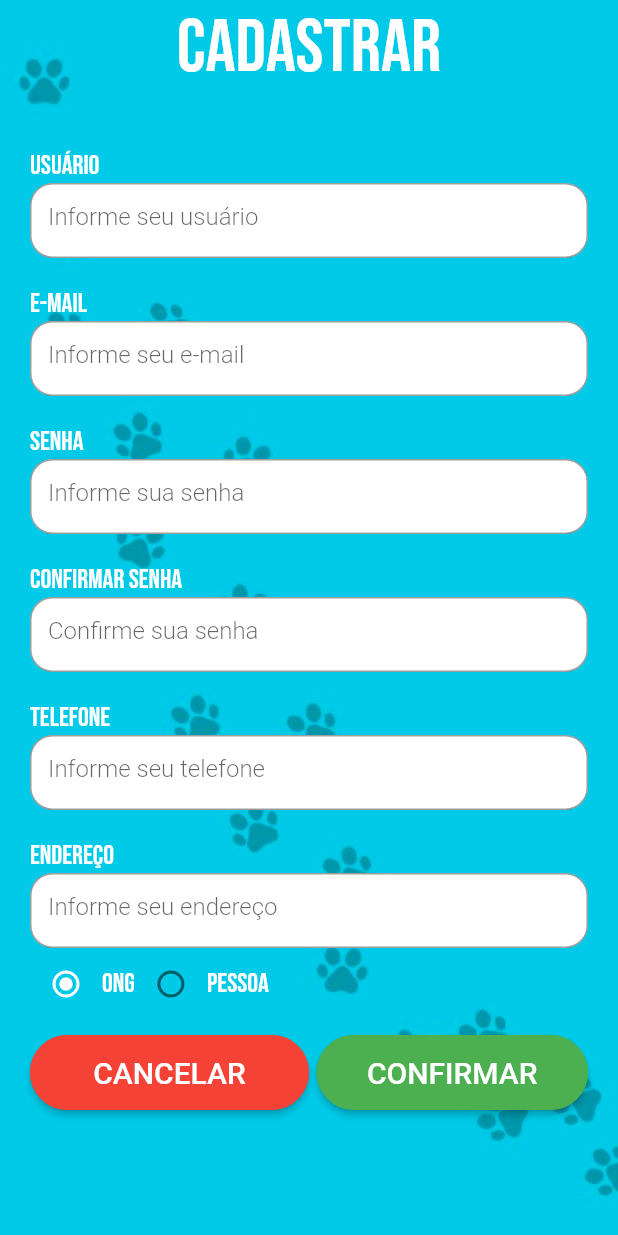
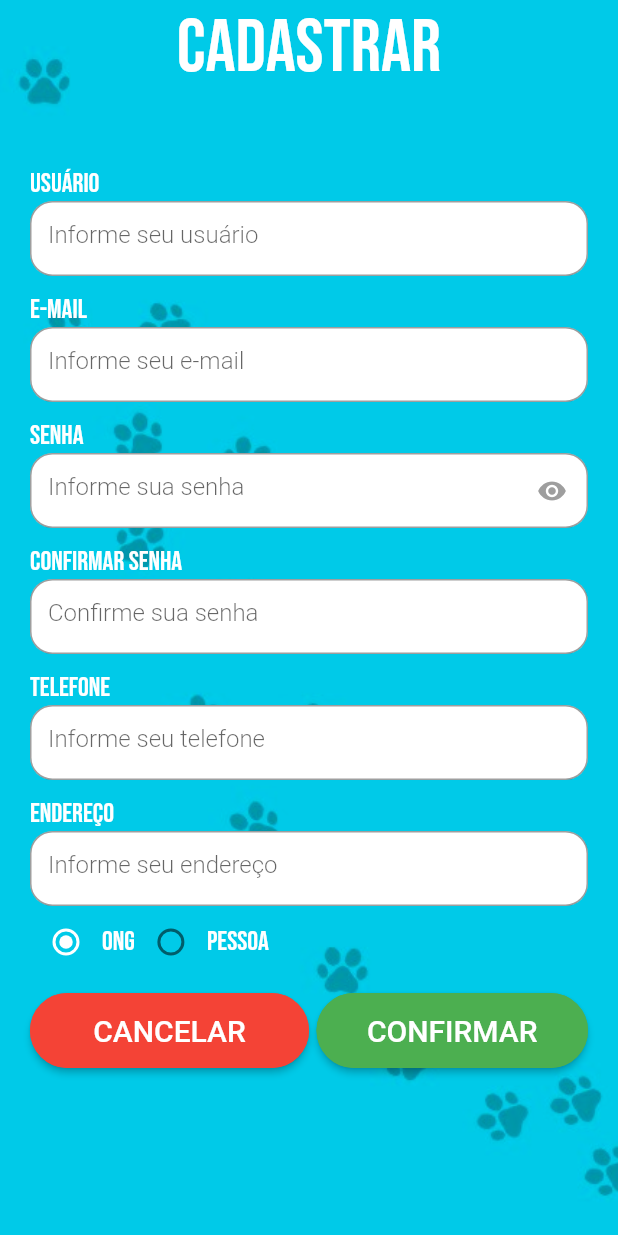
Before and after one commit to josedutra13/TCC, a Flutter app: the RegisterPage screen opened by its route, on a phone screen of 412 x 824 dp. Run offline on Flutter 3.47's test engine with Material 2 defaults, Android fonts, the phone set to English and light mode, and no system bars; our stand-ins replace get, google_fonts, google_maps_flutter; missing offline and left inert: dart:ffi.

Commit message:
Inicio criação maps

```diff
--- /dev/null
+++ b/lib/app/data/models/user_model.dart
@@ -0,0 +1,19 @@
+class User {
+  int? id;
+  String name = '';
+
+  User({
+    this.id,
+  });
+
+  User.fromJson(Map<String, dynamic> json) {
+    this.id = id ?? this.id;
+    this.name = name;
+  }
+
+  Map<String, dynamic> toJson() {
+    return {
+      'name': this.name,
+    };
+  }
+}
--- /dev/null
+++ b/lib/app/data/providers/api.dart
@@ -0,0 +1,28 @@
+import 'dart:convert';
+
+import 'package:auresgate/app/data/models/user_model.dart';
+import 'package:get/get_connect/connect.dart';
+
+const baseUrl = 'http://gerador-nomes.herokuapp.com/nomes/10';
+
+class Api extends GetConnect {
+
+
+
+// Get request
+Future<Response> getUser(int id) => get('http://youapi/users/id');
+// Post request
+// Future<Response> postUser(Map data) => post('http://youapi/users', body: data);
+// Post request with File
+Future<Response<User>> postCases(List<int> image) {
+  final form = FormData({
+    'file': MultipartFile(image, filename: 'avatar.png'),
+    'otherFile': MultipartFile(image, filename: 'cover.png'),
+  });
+  return post('http://youapi/users/upload', form);
+}
+GetSocket userMessages() {
+  return socket('https://yourapi/users/socket');
+}
+
+}
--- /dev/null
+++ b/lib/app/data/repository/user_repository.dart
@@ -0,0 +1,26 @@
+
+import 'package:auresgate/app/data/providers/api.dart';
+
+class MyRepository {
+
+final Api api;
+
+MyRepository(this.api);
+
+// getAll(){
+//   return api.getAll();
+// }
+getId(id){
+  return api.getUser(id);
+}
+delete(id){
+  return api.delete(id);
+}
+// edit(obj){
+//   return api.edit( obj );
+// }
+// add(obj){
+//     return api.add( obj );
+// }
+
+}
--- a/lib/app/module/login/login_binding.dart
+++ b/lib/app/module/login/login_binding.dart
@@ -0,0 +1,12 @@
+import 'dart:ffi';
+
+import 'package:auresgate/app/module/login/login_controller.dart';
+import 'package:auresgate/app/module/register/register_controller.dart';
+import 'package:get/get.dart';
+
+class LoginBindings implements Bindings {
+  @override
+  void dependencies() {
+    Get.lazyPut(() => LoginController());
+  }
+}
--- a/lib/app/module/login/login_controller.dart
+++ b/lib/app/module/login/login_controller.dart
@@ -0,0 +1,9 @@
+import 'package:get/get.dart';
+
+class LoginController extends GetxController {
+  final _onCheck = false.obs;
+  bool get onCheck => _onCheck.value;
+  set onCheck(bool value) => _onCheck.value = value;
+
+
+}
--- a/lib/app/module/login/login_page.dart
+++ b/lib/app/module/login/login_page.dart
@@ -1,9 +1,10 @@
 import 'package:auresgate/app/routes/app_routes.dart';
 import 'package:flutter/material.dart';
 import 'package:get/get.dart';
-import 'package:google_fonts/google_fonts.dart';
 
-class LoginPage extends StatelessWidget {
+import 'login_controller.dart';
+
+class LoginPage extends GetView<LoginController> {
   const LoginPage({ Key? key }) : super(key: key);
 
   @override
@@ -73,8 +74,17 @@ class LoginPage extends StatelessWidget {
                          ),
                         ),
                      ),
+                     Obx(() => CheckboxListTile(
+                      title: Text('Manter-me logado', style: TextStyle(color: Colors.white,fontWeight: FontWeight.w600),),
+                      tristate: true,
+                      contentPadding: EdgeInsets.only(right: 20),
+                      value: controller.onCheck,
+                      onChanged: (value) {
+                         controller.onCheck = !controller.onCheck;
+                     },
+                     controlAffinity: ListTileControlAffinity.leading)),
                      Padding(
-                    padding: const EdgeInsets.only(left: 40,top:30),
+                    padding: const EdgeInsets.only(left: 40,top:10),
                        child: Container(
                        width: 250,
                        height: 60,
--- a/lib/app/module/main/main_page.dart
+++ b/lib/app/module/main/main_page.dart
@@ -0,0 +1,20 @@
+import 'package:flutter/material.dart';
+import 'package:google_maps_flutter/google_maps_flutter.dart';
+
+class MenuPage extends StatelessWidget {
+  const MenuPage({ Key? key }) : super(key: key);
+  //posição inicial na qual o mapa estará
+  static const _initialCameraPosition =
+  CameraPosition(target: LatLng(37.773972, -122.431297),zoom: 11.5);
+
+  @override
+  Widget build(BuildContext context) {
+    return Scaffold(
+      body: GoogleMap(
+        myLocationButtonEnabled: false,
+        zoomControlsEnabled: false,
+        initialCameraPosition:_initialCameraPosition ,
+      ),
+    );
+  }
+}
--- a/lib/app/module/register/register_controller.dart
+++ b/lib/app/module/register/register_controller.dart
@@ -1,6 +1,16 @@
+import 'package:flutter/material.dart';
 import 'package:get/get.dart';
 
 class RegisterController extends GetxController {
 
+  final TextEditingController passwordController =
+    TextEditingController();
+  final TextEditingController confirmController =
+      TextEditingController();
+
+
+   final _showPassword = false.obs;
+   bool get showPassword => _showPassword.value;
+   set showPassword(bool value) => _showPassword.value = value;
 
 }
--- a/lib/app/module/register/register_page.dart
+++ b/lib/app/module/register/register_page.dart
@@ -1,6 +1,7 @@
 import 'package:auresgate/app/module/login/login_page.dart';
 import 'package:auresgate/app/module/register/register_controller.dart';
 import 'package:auresgate/app/module/register/widgets/radio_button_widget.dart';
+import 'package:auresgate/app/module/register/widgets/register_input.dart';
 import 'package:auresgate/app/routes/app_routes.dart';
 import 'package:flutter/material.dart';
 import 'package:get/get.dart';
@@ -31,173 +32,43 @@ class RegisterPage extends GetView<RegisterController> {
               padding: const EdgeInsets.only(top: 100, left: 20, right: 20),
               child: Form(
                   child: Column(
-                mainAxisAlignment: MainAxisAlignment.start,
-                crossAxisAlignment: CrossAxisAlignment.start,
                 children: [
-                  Text(
-                    'USUÁRIO',
-                    style: GoogleFonts.bebasNeue(
-                        color: Colors.white,
-                        fontSize: 18,
-                        fontWeight: FontWeight.w500),
-                  ),
-                  Container(
-                    decoration: BoxDecoration(
-                        color: Colors.white,
-                        borderRadius: BorderRadius.all(Radius.circular(15.0))),
-                    height: 50,
-                    child: TextFormField(
-                      decoration: InputDecoration(
-                        hintText: 'Informe seu usuário',
-                        hintStyle: TextStyle(fontWeight: FontWeight.w300),
-                        fillColor: Colors.white70,
-                        border: OutlineInputBorder(
-                            borderRadius: BorderRadius.circular(15.0)),
-                      ),
-                    ),
-                  ),
-                  Container(
-                    margin: EdgeInsets.only(top: 20),
-                    child: Text(
-                      'E-MAIL',
-                      style: GoogleFonts.bebasNeue(
-                          color: Colors.white,
-                          fontSize: 18,
-                          fontWeight: FontWeight.w500),
-                    ),
-                  ),
-                  Container(
-                    decoration: BoxDecoration(
-                        color: Colors.white,
-                        borderRadius: BorderRadius.all(Radius.circular(15.0))),
-                    height: 50,
-                    child: TextFormField(
-                      decoration: InputDecoration(
-                        hintText: 'Informe seu e-mail',
-                        hintStyle: TextStyle(fontWeight: FontWeight.w300),
-                        fillColor: Colors.white70,
-                        border: OutlineInputBorder(
-                            borderRadius: BorderRadius.circular(15.0)),
-                      ),
-                    ),
-                  ),
-                  Container(
-                    margin: EdgeInsets.only(top: 20),
-                    child: Text(
-                      'SENHA',
-                      style: GoogleFonts.bebasNeue(
-                          color: Colors.white,
-                          fontSize: 18,
-                          fontWeight: FontWeight.w500),
-                    ),
-                  ),
-                  Container(
-                    decoration: BoxDecoration(
-                        color: Colors.white,
-                        borderRadius: BorderRadius.all(Radius.circular(15.0))),
-                    height: 50,
-                    child: TextFormField(
-                      decoration: InputDecoration(
-                        hintText: 'Informe sua senha',
-                        hintStyle: TextStyle(fontWeight: FontWeight.w300),
-                        fillColor: Colors.white70,
-                        border: OutlineInputBorder(
-                            borderRadius: BorderRadius.circular(15.0)),
-                      ),
-                    ),
-                  ),
-                  Container(
-                    margin: EdgeInsets.only(top: 20),
-                    child: Text(
-                      'CONFIRMAR SENHA',
-                      style: GoogleFonts.bebasNeue(
-                          color: Colors.white,
-                          fontSize: 18,
-                          fontWeight: FontWeight.w500),
-                    ),
-                  ),
-                  Container(
-                    decoration: BoxDecoration(
-                        color: Colors.white,
-                        borderRadius: BorderRadius.all(Radius.circular(15.0))),
-                    height: 50,
-                    child: TextFormField(
-                      decoration: InputDecoration(
-                        hintText: 'Confirme sua senha',
-                        hintStyle: TextStyle(fontWeight: FontWeight.w300),
-                        fillColor: Colors.white70,
-                        border: OutlineInputBorder(
-                            borderRadius: BorderRadius.circular(15.0)),
-                      ),
-                    ),
-                  ),
-                  Container(
-                    margin: EdgeInsets.only(top: 20),
-                    child: Text(
-                      'Telefone',
-                      style: GoogleFonts.bebasNeue(
-                          color: Colors.white,
-                          fontSize: 18,
-                          fontWeight: FontWeight.w500),
-                    ),
-                  ),
-                  Container(
-                    decoration: BoxDecoration(
-                        color: Colors.white,
-                        borderRadius: BorderRadius.all(Radius.circular(15.0))),
-                    height: 50,
-                    child: TextFormField(
-                      decoration: InputDecoration(
-                        hintText: 'Informe seu telefone',
-                        hintStyle: TextStyle(fontWeight: FontWeight.w300),
-                        fillColor: Colors.white70,
-                        border: OutlineInputBorder(
-                            borderRadius: BorderRadius.circular(15.0)),
-                      ),
-                    ),
-                  ),
-                  Container(
-                    margin: EdgeInsets.only(top: 20),
-                    child: Text(
-                      'Endereço',
-                      style: GoogleFonts.bebasNeue(
-                          color: Colors.white,
-                          fontSize: 18,
-                          fontWeight: FontWeight.w500),
-                    ),
-                  ),
-                  Container(
-                    decoration: BoxDecoration(
-                        color: Colors.white,
-                        borderRadius: BorderRadius.all(Radius.circular(15.0))),
-                    height: 50,
-                    child: TextFormField(
-                      decoration: InputDecoration(
-                        hintText: 'Informe seu endereço',
-                        hintStyle: TextStyle(fontWeight: FontWeight.w300),
-                        fillColor: Colors.white70,
-                        border: OutlineInputBorder(
-                            borderRadius: BorderRadius.circular(15.0)),
-                      ),
-                    ),
-                  ),
+                  RegisterInput(label: 'USUÁRIO',
+                                placeholder: 'Informe seu usuário',
+                                onChanged: (value) => {},),
+                  RegisterInput(label: 'E-MAIL', placeholder: 'Informe seu e-mail',onChanged: (value) => {}),
+                  Obx(() =>PasswordInput(label: 'SENHA',
+                                placeholder: 'Informe sua senha',
+                                controller: controller.passwordController,
+                                autovalidateMode: AutovalidateMode.onUserInteraction,
+                                onChanged: (value) => {},
+                                obscureText: !controller.showPassword,
+                                onShowPassword: (){controller.showPassword = !controller.showPassword;})),
+                  PasswordInput(label: 'CONFIRMAR SENHA',
+                                placeholder: 'Confirme sua senha',
+                                obscureText: !controller.showPassword,
+                                obscureTextOption: false,),
+                  RegisterInput(label: 'TELEFONE', placeholder: 'Informe seu telefone',onChanged: (value) => {}),
+                  RegisterInput(label: 'ENDEREÇO', placeholder: 'Informe seu endereço',onChanged: (value) => {}),
+
                   Row(children: [RadioButton(groupT: 1,text: 'ONG',),RadioButton(groupT: 2,text: 'PESSOA',)],),
                   Padding(
                     padding: const EdgeInsets.only(top:10.0),
                     child: Row(
                       mainAxisAlignment: MainAxisAlignment.spaceBetween,
                       children: [
-
                          Expanded(
-                              child: Container(
-                                height:50,
+                          child: Container(
+                           height:50,
                            child: ElevatedButton(
                             style: ElevatedButton.styleFrom(primary: Colors.red,
                             shape: RoundedRectangleBorder(
                             borderRadius: BorderRadius.circular(30.0),
                             side: BorderSide(color: Colors.red,width: 2) )),
                             child: Text('CANCELAR',style: TextStyle(fontSize: 20),),
-                            onPressed: () {},
+                            onPressed: () {
+                              Get.offNamed(Routes.LOGIN);
+                            },
                           ),
                               )),
 
--- /dev/null
+++ b/lib/app/module/register/widgets/register_input.dart
@@ -0,0 +1,125 @@
+import 'package:flutter/material.dart';
+import 'package:google_fonts/google_fonts.dart';
+
+class RegisterInput extends StatelessWidget {
+  final String label;
+  final String placeholder;
+  final void Function(String)? onChanged;
+  final String? Function(String?, FocusNode?)? validator;
+  final TextEditingController? controller;
+  const RegisterInput({ Key? key,
+         required this.label,
+         required this.placeholder,
+         required this.onChanged,
+         this.validator,
+         this.controller}) : super(key: key);
+
+  @override
+  Widget build(BuildContext context) {
+    return Padding(
+      padding: const EdgeInsets.only(top:12.0),
+      child: Column(
+        mainAxisAlignment: MainAxisAlignment.start,
+        crossAxisAlignment: CrossAxisAlignment.start,
+        children: [Text(
+                      label,
+                      style: GoogleFonts.bebasNeue(
+                          color: Colors.white,
+                          fontSize: 18,
+                          fontWeight: FontWeight.w500),
+                    ),
+                    Container(
+                      decoration: BoxDecoration(
+                          color: Colors.white,
+                          borderRadius: BorderRadius.all(Radius.circular(15.0))),
+                      height: 50,
+                      child: TextFormField(
+                        controller: controller,
+                        decoration: InputDecoration(
+                          hintText: placeholder,
+                          hintStyle: TextStyle(fontWeight: FontWeight.w300),
+                          fillColor: Colors.white70,
+                          border: OutlineInputBorder(
+                              borderRadius: BorderRadius.circular(15.0)),
+                        ),
+                      ),
+                    ),],
+
+      ),
+    );
+  }
+}
+
+class PasswordInput extends StatelessWidget {
+  final String label;
+  final String placeholder;
+  final void Function(String)? onChanged;
+  final String? Function(String?, FocusNode?)? validator;
+  final void Function()? onShowPassword;
+  final bool obscureText;
+  final bool obscureTextOption;
+  final AutovalidateMode? autovalidateMode;
+  final TextEditingController? controller;
+
+  const PasswordInput({ Key? key,
+  required this.label,
+  required this.placeholder,
+  this.onChanged,
+  this.validator,
+  this.onShowPassword,
+  this.obscureText = true,
+  this.obscureTextOption =true,
+ this.autovalidateMode, this.controller}) : super(key: key);
+
+  @override
+  Widget build(BuildContext context) {
+    return Padding(
+      padding: const EdgeInsets.only(top:12.0),
+      child: Column(
+        mainAxisAlignment: MainAxisAlignment.start,
+        crossAxisAlignment: CrossAxisAlignment.start,
+        children: [Text(
+                      label,
+                      style: GoogleFonts.bebasNeue(
+                          color: Colors.white,
+                          fontSize: 18,
+                          fontWeight: FontWeight.w500),
+                    ),
+                    Container(
+                      decoration: BoxDecoration(
+                          color: Colors.white,
+                          borderRadius: BorderRadius.all(Radius.circular(15.0))),
+                      height: 50,
+                      child: TextFormField(
+                        controller: controller,
+                        autovalidateMode: autovalidateMode,
+                        obscureText: obscureText,
+                        keyboardType: TextInputType.phone,
+                        decoration: InputDecoration(
+                          hintText: placeholder,
+                          hintStyle: TextStyle(fontWeight: FontWeight.w300),
+                          suffixIcon: obscureTextOption
+                              ? IconButton(
+                          padding: EdgeInsets.zero,
+                          icon: Icon(
+                          Icons.remove_red_eye,
+                          size: 20,
+                          color: obscureText
+                           ? Colors.grey
+                           : Colors.red,
+
+                   ),
+                   onPressed: onShowPassword,
+                 )
+                          : null,
+                          fillColor: Colors.white70,
+                          border: OutlineInputBorder(
+                              borderRadius: BorderRadius.circular(15.0)),
+                        ),
+                      ),
+                    ),],
+
+      ),
+    );
+  }
+}
--- a/lib/app/routes/app_pages.dart
+++ b/lib/app/routes/app_pages.dart
@@ -1,4 +1,6 @@
+import 'package:auresgate/app/module/login/login_binding.dart';
 import 'package:auresgate/app/module/login/login_page.dart';
+import 'package:auresgate/app/module/main/main_page.dart';
 import 'package:auresgate/app/module/register/register_binding.dart';
 import 'package:auresgate/app/module/register/register_page.dart';
 import 'package:auresgate/app/routes/app_routes.dart';
@@ -6,10 +8,16 @@ import 'package:get/get.dart';
 
 class AppPages {
   static final routes = [
-    GetPage(name: Routes.LOGIN, page: () => LoginPage()),
+    GetPage(
+    name: Routes.LOGIN,
+     page: () => LoginPage(),
+     binding: LoginBindings()),
     GetPage(
         name: Routes.REGISTER,
         page: () => RegisterPage(),
         binding: RegisterBindings()),
+    GetPage(
+     name: Routes.MAIN,
+     page: () => MenuPage())
   ];
 }
--- a/lib/app/routes/app_routes.dart
+++ b/lib/app/routes/app_routes.dart
@@ -1,4 +1,5 @@
 abstract class Routes{
 static const LOGIN = '/login';
 static const REGISTER = '/register';
+static const MAIN = '/main';
 }
--- a/lib/main.dart
+++ b/lib/main.dart
@@ -10,7 +10,7 @@ void main() {
     child: GetMaterialApp(
       title: 'AuResgate',
       getPages: AppPages.routes,
-      initialRoute: Routes.REGISTER,
+      initialRoute: Routes.MAIN,
       theme: ThemeData.light(),
     ),
   ));
--- a/pubspec.yaml
+++ b/pubspec.yaml
@@ -31,6 +31,9 @@ dependencies:
   get: ^4.3.8
   get_storage: 2.0.3
   google_fonts: ^2.1.0
+  dio: ^4.0.0
+  flutter_polyline_points: ^1.0.0
+  google_maps_flutter: ^2.0.2
 
 dev_dependencies:
   flutter_test:
```
Also changed, not shown: pubspec.lock, 3 other files.
